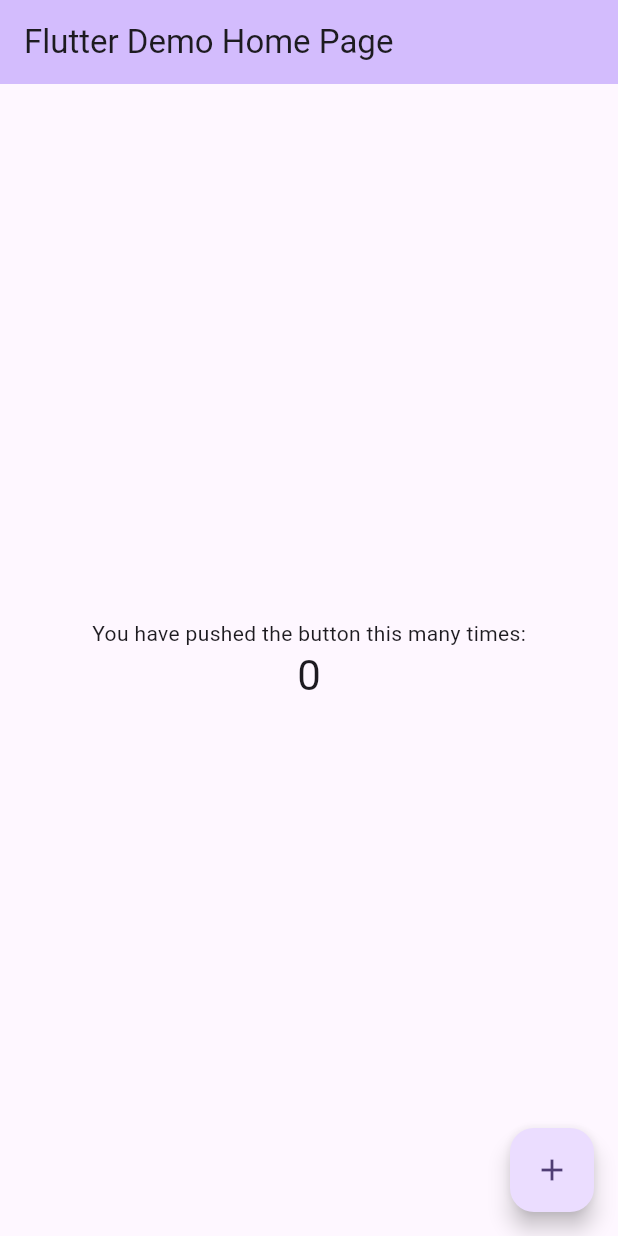
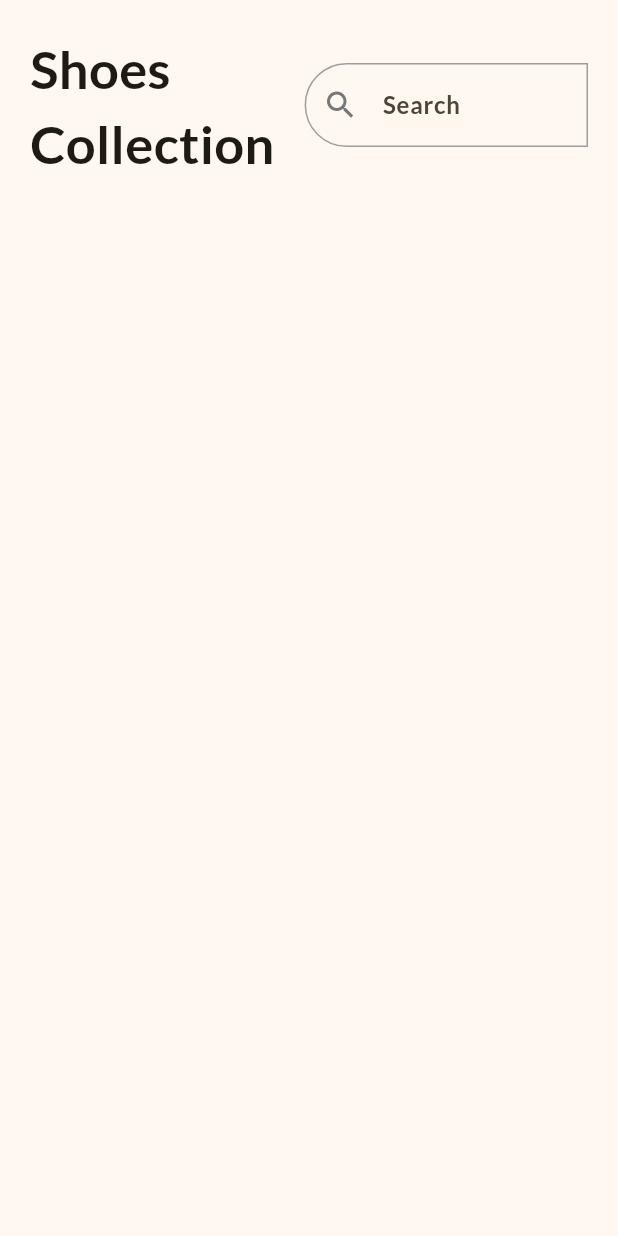
Before and after one commit to yashjaiswal-se/Simple-Shopping-App-using-Flutter, a Flutter app: the screen it shows after launch, on a phone screen of 412 x 824 dp. Run offline on Flutter 3.47's test engine with Material 3 defaults, Android fonts, the light colour scheme and no system bars.

Commit message:
Initial homepage Safearea Design

```diff
--- /dev/null
+++ b/lib/home_page.dart
@@ -0,0 +1,56 @@
+import 'package:flutter/material.dart';
+
+class HomePage extends StatelessWidget {
+  const HomePage({super.key});
+
+  @override
+  Widget build(BuildContext context) {
+    return Scaffold(
+      body: SafeArea(
+        child: Column(
+          children: [
+            Row(
+              children: [
+                Padding(
+                  padding: EdgeInsets.all(20.0),
+                  child: Text(
+                    'Shoes \nCollection',
+                    style: TextStyle(fontWeight: FontWeight.bold, fontSize: 35),
+                  ),
+                ),
+                Expanded(
+                  child: Padding(
+                    padding: EdgeInsets.only(right: 20.0),
+                    child: TextField(
+                      decoration: InputDecoration(
+                        hintText: 'Search',
+                        prefixIcon: Icon(Icons.search),
+                        enabledBorder: OutlineInputBorder(
+                          borderSide: BorderSide(
+                            color: Colors.grey, // border color when not focused
+                          ),
+                          borderRadius: BorderRadius.horizontal(
+                            left: Radius.circular(50),
+                          ),
+                        ),
+                        focusedBorder: OutlineInputBorder(
+                          borderSide: BorderSide(
+                            color: Colors.blue, // border color when focused
+                            width: 2,
+                          ),
+                          borderRadius: BorderRadius.horizontal(
+                            left: Radius.circular(50),
+                          ),
+                        ),
+                      ),
+                    ),
+                  ),
+                ),
+              ],
+            ),
+          ],
+        ),
+      ),
+    );
+  }
+}
--- a/lib/main.dart
+++ b/lib/main.dart
@@ -1,4 +1,5 @@
 import 'package:flutter/material.dart';
+import 'home_page.dart';
 
 void main() {
   runApp(const MyApp());
@@ -7,116 +8,21 @@
 class MyApp extends StatelessWidget {
   const MyApp({super.key});
 
-  // This widget is the root of your application.
   @override
   Widget build(BuildContext context) {
     return MaterialApp(
-      title: 'Flutter Demo',
+      title: "Simple Shopping App",
+      home: const HomePage(), // Make sure to define HomePage(),
       theme: ThemeData(
-        // This is the theme of your application.
-        //
-        // TRY THIS: Try running your application with "flutter run". You'll see
-        // the application has a purple toolbar. Then, without quitting the app,
-        // try changing the seedColor in the colorScheme below to Colors.green
-        // and then invoke "hot reload" (save your changes or press the "hot
-        // reload" button in a Flutter-supported IDE, or press "r" if you used
-        // the command line to start the app).
-        //
-        // Notice that the counter didn't reset back to zero; the application
-        // state is not lost during the reload. To reset the state, use hot
-        // restart instead.
-        //
-        // This works for code too, not just values: Most code changes can be
-        // tested with just a hot reload.
-        colorScheme: ColorScheme.fromSeed(seedColor: Colors.deepPurple),
+        fontFamily: 'Lato',
+        colorScheme: ColorScheme.fromSeed(
+          seedColor: Color.fromRGBO(254, 206, 1, 1),
+        ),
+        inputDecorationTheme: const InputDecorationTheme(
+          hintStyle: TextStyle(fontWeight: FontWeight.bold, fontSize: 16),
+          prefixIconColor: Color.fromRGBO(119, 119, 119, 1),
+        ),
       ),
-      home: const MyHomePage(title: 'Flutter Demo Home Page'),
     );
   }
 }
-
-class MyHomePage extends StatefulWidget {
-  const MyHomePage({super.key, required this.title});
-
-  // This widget is the home page of your application. It is stateful, meaning
-  // that it has a State object (defined below) that contains fields that affect
-  // how it looks.
-
-  // This class is the configuration for the state. It holds the values (in this
-  // case the title) provided by the parent (in this case the App widget) and
-  // used by the build method of the State. Fields in a Widget subclass are
-  // always marked "final".
-
-  final String title;
-
-  @override
-  State<MyHomePage> createState() => _MyHomePageState();
-}
-
-class _MyHomePageState extends State<MyHomePage> {
-  int _counter = 0;
-
-  void _incrementCounter() {
-    setState(() {
-      // This call to setState tells the Flutter framework that something has
-      // changed in this State, which causes it to rerun the build method below
-      // so that the display can reflect the updated values. If we changed
-      // _counter without calling setState(), then the build method would not be
-      // called again, and so nothing would appear to happen.
-      _counter++;
-    });
-  }
-
-  @override
-  Widget build(BuildContext context) {
-    // This method is rerun every time setState is called, for instance as done
-    // by the _incrementCounter method above.
-    //
-    // The Flutter framework has been optimized to make rerunning build methods
-    // fast, so that you can just rebuild anything that needs updating rather
-    // than having to individually change instances of widgets.
-    return Scaffold(
-      appBar: AppBar(
-        // TRY THIS: Try changing the color here to a specific color (to
-        // Colors.amber, perhaps?) and trigger a hot reload to see the AppBar
-        // change color while the other colors stay the same.
-        backgroundColor: Theme.of(context).colorScheme.inversePrimary,
-        // Here we take the value from the MyHomePage object that was created by
-        // the App.build method, and use it to set our appbar title.
-        title: Text(widget.title),
-      ),
-      body: Center(
-        // Center is a layout widget. It takes a single child and positions it
-        // in the middle of the parent.
-        child: Column(
-          // Column is also a layout widget. It takes a list of children and
-          // arranges them vertically. By default, it sizes itself to fit its
-          // children horizontally, and tries to be as tall as its parent.
-          //
-          // Column has various properties to control how it sizes itself and
-          // how it positions its children. Here we use mainAxisAlignment to
-          // center the children vertically; the main axis here is the vertical
-          // axis because Columns are vertical (the cross axis would be
-          // horizontal).
-          //
-          // TRY THIS: Invoke "debug painting" (choose the "Toggle Debug Paint"
-          // action in the IDE, or press "p" in the console), to see the
-          // wireframe for each widget.
-          mainAxisAlignment: MainAxisAlignment.center,
-          children: <Widget>[
-            const Text('You have pushed the button this many times:'),
-            Text(
-              '$_counter',
-              style: Theme.of(context).textTheme.headlineMedium,
-            ),
-          ],
-        ),
-      ),
-      floatingActionButton: FloatingActionButton(
-        onPressed: _incrementCounter,
-        tooltip: 'Increment',
-        child: const Icon(Icons.add),
-      ), // This trailing comma makes auto-formatting nicer for build methods.
-    );
-  }
-}
```
Also changed, not shown: asset/fonts/OFL.txt (added, +93 -0 lines), pubspec.yaml (+8 -6 lines), asset/fonts/Lato-Black.ttf (added), asset/fonts/Lato-BlackItalic.ttf (added), asset/fonts/Lato-Bold.ttf (added), asset/fonts/Lato-BoldItalic.ttf (added), asset/fonts/Lato-Italic.ttf (added), asset/fonts/Lato-Light.ttf (added), asset/fonts/Lato-LightItalic.ttf (added), asset/fonts/Lato-Regular.ttf (added), asset/fonts/Lato-Thin.ttf (added), asset/fonts/Lato-ThinItalic.ttf (added), pubspec.lock, 1 other file.
